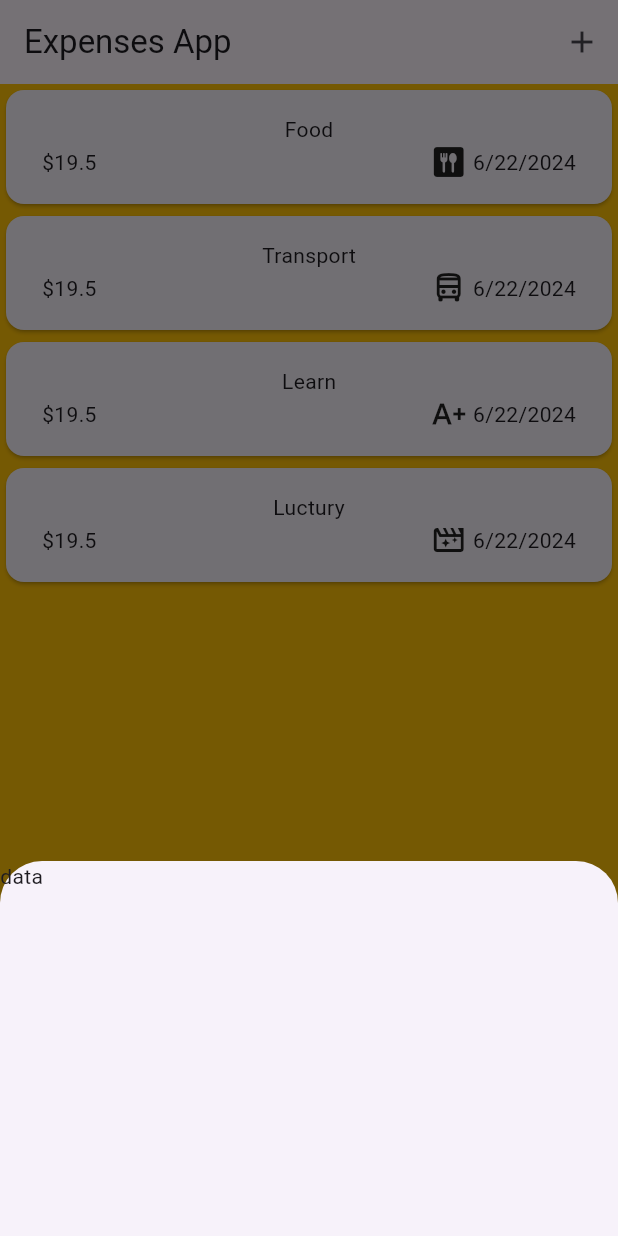
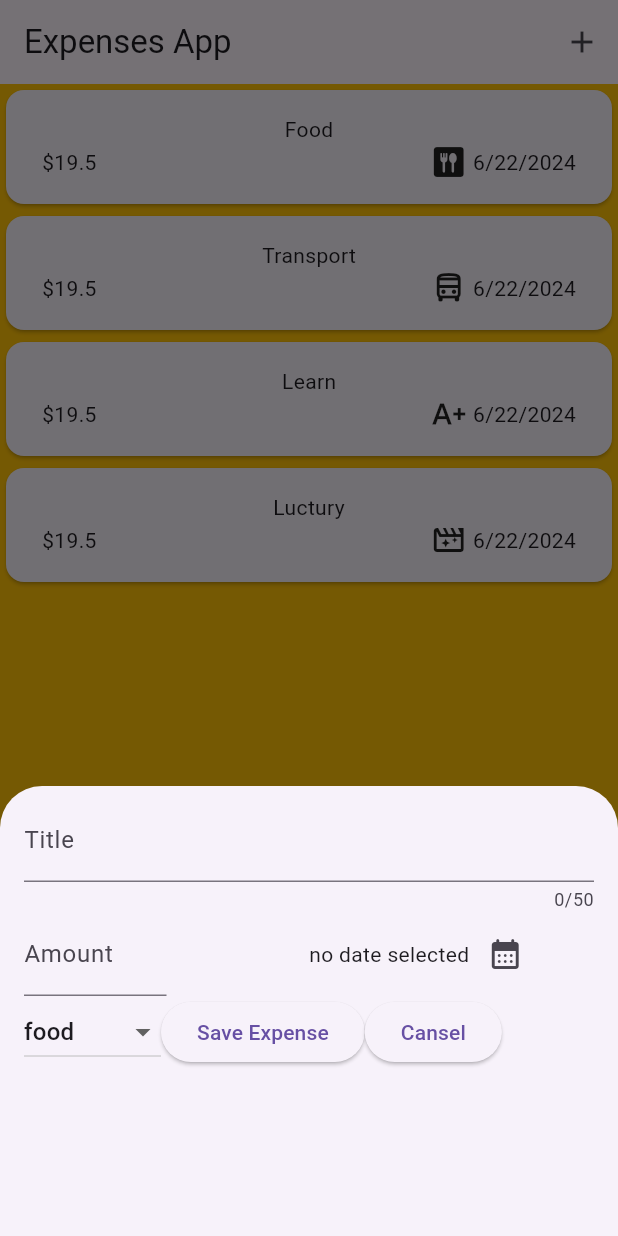
Before and after one commit to Mahmoud-Magdy17/expenses-app, a Flutter app: the screen it shows after launch, after a tap on the "add" icon, on a phone screen of 412 x 824 dp. Run offline on Flutter 3.47's test engine with Material 3 defaults, Android fonts, the phone set to English and light mode, and no system bars.

Commit message:
add expense

```diff
--- a/lib/screens/home_screen.dart
+++ b/lib/screens/home_screen.dart
@@ -1,6 +1,7 @@
-import 'package:expenses_app/data/expenses.dart';
+import 'package:flutter/material.dart';
+
 import 'package:expenses_app/widgets/expences_list.dart';
-import 'package:flutter/material.dart';
+import 'package:expenses_app/widgets/new_expence.dart';
 
 class HomeScreen extends StatelessWidget {
   const HomeScreen({super.key});
@@ -17,16 +18,21 @@ class HomeScreen extends StatelessWidget {
                 context: context,
                 builder: (context) {
                   return const SizedBox(
-                        height: 250,
+                    height: 300,
                     width: double.infinity,
-                        child: Text("data"),
+                    child: NewExpense(),
                   );
-                    });
+                },
+              );
             },
             icon: const Icon(Icons.add),
           )
         ],
       ),
-        body: Container(color: Colors.amber, child: const ExpensesList()));
+      body: Container(
+        color: Colors.amber,
+        child: const ExpensesList(),
+      ),
+    );
   }
 }
--- /dev/null
+++ b/lib/widgets/new_expence.dart
@@ -0,0 +1,150 @@
+import 'dart:developer';
+import 'package:flutter/material.dart';
+
+import 'package:expenses_app/models/expense.dart';
+import 'package:intl/intl.dart';
+
+class NewExpense extends StatefulWidget {
+  const NewExpense({super.key});
+
+  @override
+  State<NewExpense> createState() => _NewExpenseState();
+}
+
+class _NewExpenseState extends State<NewExpense> {
+  DateTime? _selectedDate;
+  final DateFormat _formatter = DateFormat.yMd();
+  final _titleControler = TextEditingController();
+  final _amountControler = TextEditingController();
+  Object? _selectedCategory = Category.food;
+
+  @override
+  void dispose() {
+    super.dispose();
+    _titleControler.dispose();
+    _amountControler.dispose();
+  }
+
+  @override
+  Widget build(BuildContext context) {
+    return Padding(
+      padding: const EdgeInsets.symmetric(horizontal: 16.0, vertical: 8.0),
+      child: Column(
+        crossAxisAlignment: CrossAxisAlignment.start,
+        children: [
+          TextField(
+            controller: _titleControler,
+            maxLength: 50,
+            decoration: const InputDecoration(
+              label: Text("Title"),
+            ),
+          ),
+          Row(
+            children: [
+              Expanded(
+                  flex: 1,
+                  child: TextField(
+                    keyboardType: TextInputType.number,
+                    controller: _amountControler,
+                    decoration: const InputDecoration(label: Text("Amount")),
+                  )),
+              const Spacer(),
+              Expanded(
+                flex: 2,
+                child: Row(
+                  crossAxisAlignment: CrossAxisAlignment.center,
+                  children: [
+                    Text(_selectedDate == null
+                        ? "no date selected"
+                        : _formatter.format(_selectedDate!)),
+                    IconButton(
+                      onPressed: () async {
+                        var now = DateTime.now();
+                        var lastDate = DateTime.now();
+                        var firstDate = DateTime(
+                          now.year - 1,
+                          now.month,
+                          now.day,
+                        );
+                        DateTime? date = await showDatePicker(
+                          lastDate: lastDate,
+                          firstDate: firstDate,
+                          context: context,
+                          currentDate: now,
+                        );
+                        setState(() {
+                          _selectedDate = date;
+                        });
+                      },
+                      icon: const Icon(Icons.calendar_month_rounded),
+                    ),
+                  ],
+                ),
+              )
+            ],
+          ),
+          Row(
+            children: [
+              DropdownButton(
+                value: _selectedCategory,
+                items: [
+                  ...Category.values.map(
+                    (e) => DropdownMenuItem(
+                      value: e,
+                      child: Text(e.name),
+                    ),
+                  ),
+                ],
+                onChanged: (e) {
+                  if (e == null) {
+                    return;
+                  } else {
+                    setState(() {
+                      _selectedCategory = e;
+                    });
+                  }
+                },
+              ),
+              ElevatedButton(
+                onPressed: saveExpense,
+                child: const Text("Save Expense"),
+              ),
+              ElevatedButton(
+                onPressed: () {
+                  Navigator.pop(context);
+                },
+                child: const Text("Cansel"),
+              ),
+            ],
+          ),
+        ],
+      ),
+    );
+  }
+
+  saveExpense() {
+    double? enteredAmount = double.tryParse(_amountControler.text);
+    bool notValidAmout = (enteredAmount == null) || (enteredAmount <= 0.0);
+    String enteredTitle = _titleControler.text.trim();
+    if (notValidAmout || _selectedDate == null || enteredTitle.isEmpty) {
+      showDialog(
+        context: context,
+        builder: (ctx) => AlertDialog(
+          title: Text("inValid Data"),
+          content: Text("the data you entered is invalid"),
+          actions: [
+            TextButton(
+              onPressed: () {
+                Navigator.pop(ctx);
+              },
+              child: Text("Okey"),
+            )
+          ],
+        ),
+      );
+    } else {
+      log(_titleControler.text);
+      log(_amountControler.text);
+    }
+  }
+}
```
Lines whose indentation alone changed are shown as unchanged.
